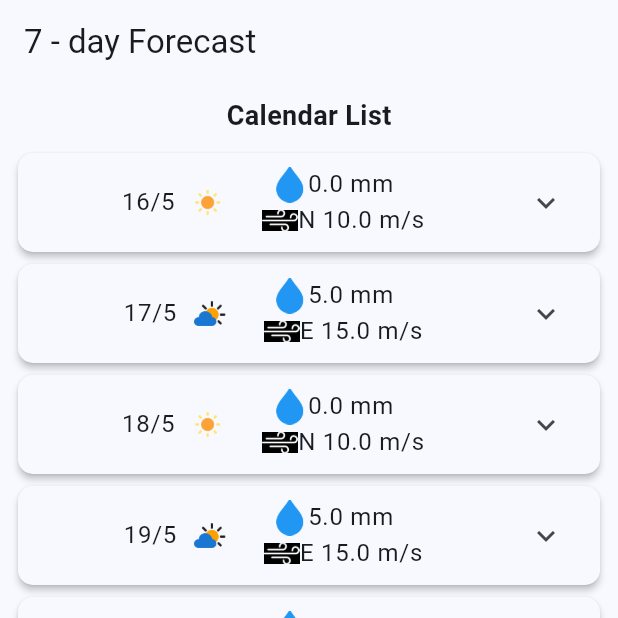
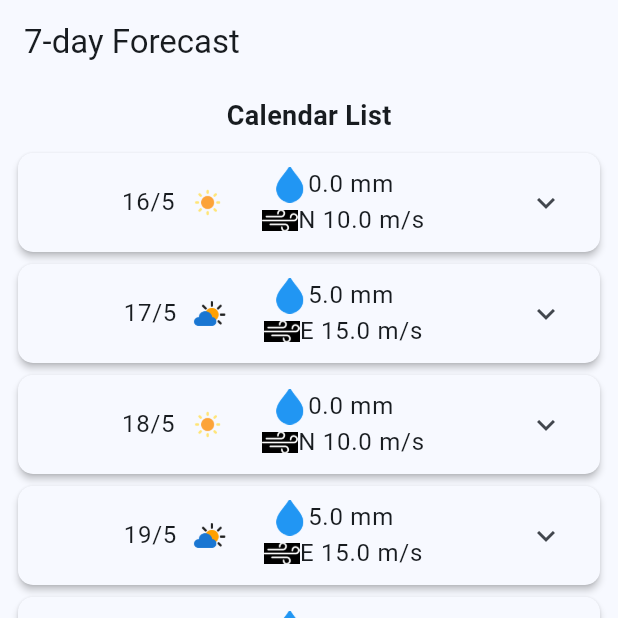
Before and after one commit to PunnyBunny/AeroWeatherProMax, a Flutter app: the screen it shows after launch, item 2 of the bottom bar chosen, on a phone screen of 412 x 824 dp, the top half of it. Run offline on Flutter 3.47's test engine with Material 3 defaults, Android fonts, the phone set to English and light mode, and no system bars; our stand-ins replace equatable, fl_chart.

Commit message:
fix day forecast

```diff
--- a/lib/pages/forecast_page.dart
+++ b/lib/pages/forecast_page.dart
@@ -8,7 +8,7 @@ class ForecastPage extends StatelessWidget {
   Widget build(BuildContext context) {
     return Scaffold(
       appBar: AppBar(
-        title: const Text('7 - day Forecast'),
+        title: const Text('7-day Forecast'),
       ),
       body: Column(
         children: [
@@ -23,15 +23,16 @@ class ForecastPage extends StatelessWidget {
             ),
           ),
           Expanded(
-            child: ListView.builder(
-              shrinkWrap: true,
-              itemCount: 7, // Forecast for 7 days
-              itemBuilder: (context, index) {
-                return DayForecastWidget(
-                  indexOfDate: index,
-                  date: DateTime.now().add(Duration(days: index)),
-                );
-              },
+            child: SingleChildScrollView(
+              child: Column(
+                children: List.generate(
+                  7,
+                  (index) => DayForecastWidget(
+                    indexOfDate: index,
+                    date: DateTime.now().add(Duration(days: index)),
+                  ),
+                ),
+              ),
             ),
           ),
         ],
```
